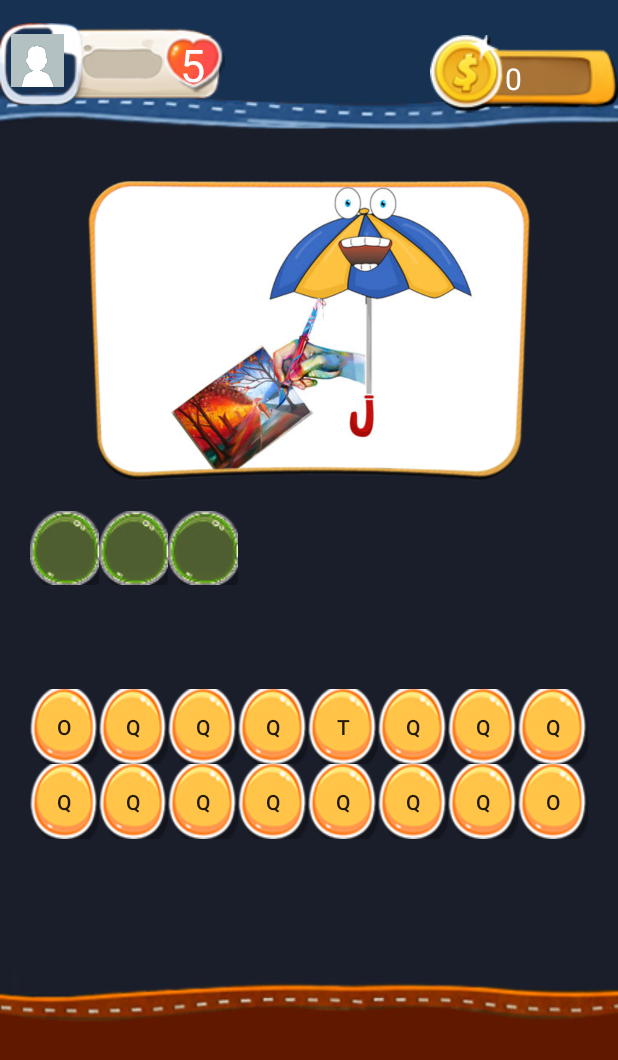
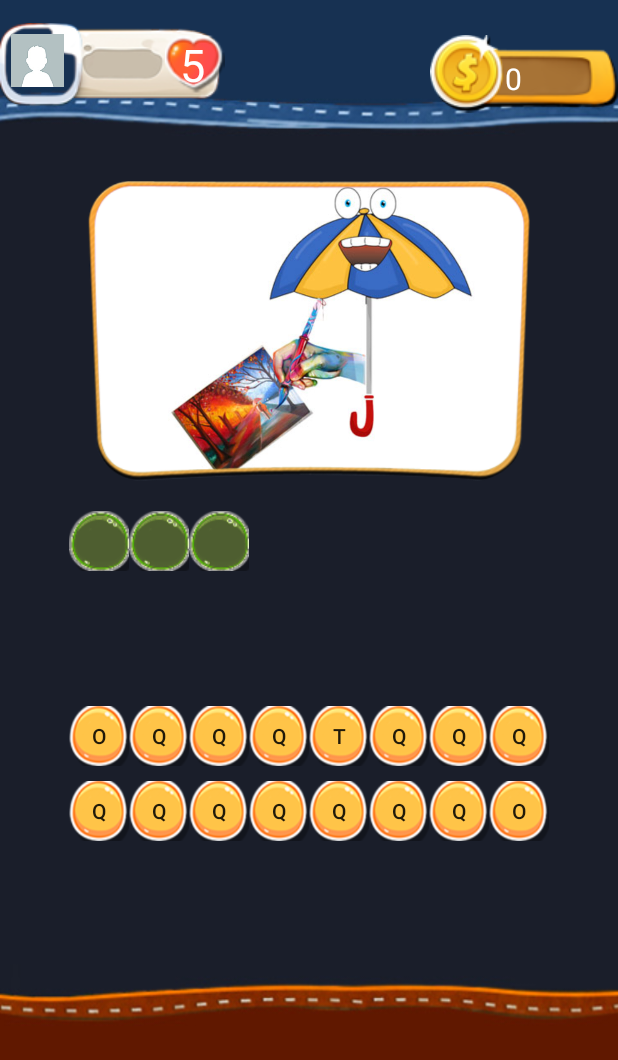
Before and after one commit to nhahv0902/Android_ImageCaptureWordsChase, an Android app: the MainActivity screen opened directly, with no data from a screen before it, on a phone screen of 412 x 824 dp. Shown: the top 1060 px of the screen. Run offline under Robolectric (Android 15) with nearby library versions, the phone set to English and light mode, and no system bars; 1 statement that could not run was skipped.

Commit message:
change more

```diff
--- a/app/src/main/java/com/nhahv/imagecapturewordschase/activities/MainActivity.java
+++ b/app/src/main/java/com/nhahv/imagecapturewordschase/activities/MainActivity.java
@@ -11,6 +11,7 @@ import android.widget.TextView;
 import android.widget.Toast;
 
 import com.nhahv.imagecapturewordschase.R;
+import com.nhahv.imagecapturewordschase.app.MyApplication;
 import com.nhahv.imagecapturewordschase.models.Models;
 import com.nhahv.imagecapturewordschase.models.Question;
 
@@ -78,7 +79,7 @@ public class MainActivity extends AppCompatActivity {
 
 
     private int getIdOfImageByName(String name) {
-        return getResources().getIdentifier(name, "drawable", getPackageName());
+        return getResources().getIdentifier(name, MyApplication.DRAWABLE, getPackageName());
     }
 
     /**
@@ -135,7 +136,6 @@ public class MainActivity extends AppCompatActivity {
 
         mIndexAnswer = 0;
         mAnswer = "";
-
 
         for (int i = 0; i < SIZE_ANSWER; i++) {
             mListBtnAnswer[i].setVisibility(View.VISIBLE);
@@ -195,10 +195,12 @@ public class MainActivity extends AppCompatActivity {
     private class Events implements View.OnClickListener {
         @Override
         public void onClick(View v) {
+
+            int index = v.getId() - R.id.image_question01;
+
             if (v.getId() == R.id.btn_next) {
                 onClickNextQuestion();
-            } else {
-                int index = v.getId() - R.id.image_question01;
+            } else if (index >= 0 && index <= 16) {
                 setOnClickBtnQuestion(index);
             }
         }
@@ -221,7 +223,6 @@ public class MainActivity extends AppCompatActivity {
 
                 if (mAnswer.toLowerCase().equals(mQuestion.getName().toLowerCase())) {
                     getToast(getString(R.string.answer_correct));
-                    Log.d(TAG, mAnswer);
                     for (int i = 0; i < mSize; i++) {
                         mListBtnAnswer[i].setBackground(getResources().getDrawable(R.drawable.tile_true));
                     }
--- a/app/src/main/java/com/nhahv/imagecapturewordschase/app/MyApplication.java
+++ b/app/src/main/java/com/nhahv/imagecapturewordschase/app/MyApplication.java
@@ -7,4 +7,5 @@ import android.app.Application;
  */
 public class MyApplication extends Application {
 
+    public static final String DRAWABLE = "drawable";
 }
--- a/app/src/main/res/layout/activity_main.xml
+++ b/app/src/main/res/layout/activity_main.xml
@@ -61,23 +61,21 @@
     <include
         android:id="@+id/layout_answer"
         layout="@layout/layout_answer"
-        android:layout_width="wrap_content"
+        android:layout_width="match_parent"
         android:layout_height="wrap_content"
         android:layout_below="@+id/frameLayout"
         android:layout_centerHorizontal="true"
-        android:layout_marginLeft="20dp"
-        android:layout_marginRight="20dp"
-        android:layout_marginTop="20dp" />
+        android:layout_marginTop="20dp"
+        android:gravity="center" />
 
     <include
         layout="@layout/layout_question"
-        android:layout_width="wrap_content"
+        android:layout_width="match_parent"
         android:layout_height="wrap_content"
         android:layout_below="@id/layout_answer"
-        android:layout_gravity="bottom"
-        android:layout_marginLeft="20dp"
-        android:layout_marginRight="20dp"
-        android:layout_marginTop="20dp" />
+        android:layout_gravity="center"
+        android:layout_marginTop="40dp"
+        android:gravity="center" />
 
 
 </RelativeLayout>
--- a/app/src/main/res/layout/layout_answer.xml
+++ b/app/src/main/res/layout/layout_answer.xml
@@ -6,125 +6,112 @@
 
     <LinearLayout
         android:layout_width="match_parent"
-        android:layout_height="wrap_content"
+        android:layout_height="40dp"
+        android:gravity="center"
         android:orientation="horizontal">
 
         <Button
             android:id="@+id/image_answer01"
-            android:layout_width="0dp"
-            android:layout_height="wrap_content"
-            android:layout_weight="1"
+            android:layout_width="40dp"
+            android:layout_height="match_parent"
             android:background="@drawable/tile_answer" />
 
         <Button
             android:id="@+id/image_answer02"
-            android:layout_width="0dp"
-            android:layout_height="wrap_content"
-            android:layout_weight="1"
+            android:layout_width="40dp"
+            android:layout_height="match_parent"
             android:background="@drawable/tile_answer" />
 
         <Button
             android:id="@+id/image_answer03"
-            android:layout_width="0dp"
-            android:layout_height="wrap_content"
-            android:layout_weight="1"
+            android:layout_width="40dp"
+            android:layout_height="match_parent"
             android:background="@drawable/tile_answer" />
 
         <Button
             android:id="@+id/image_answer04"
-            android:layout_width="0dp"
-            android:layout_height="wrap_content"
-            android:layout_weight="1"
+            android:layout_width="40dp"
+            android:layout_height="match_parent"
             android:background="@drawable/tile_answer" />
 
         <Button
             android:id="@+id/image_answer05"
-            android:layout_width="0dp"
-            android:layout_height="wrap_content"
-            android:layout_weight="1"
+            android:layout_width="40dp"
+            android:layout_height="match_parent"
             android:background="@drawable/tile_answer" />
 
         <Button
             android:id="@+id/image_answer06"
-            android:layout_width="0dp"
-            android:layout_height="wrap_content"
-            android:layout_weight="1"
+            android:layout_width="40dp"
+            android:layout_height="match_parent"
             android:background="@drawable/tile_answer" />
 
         <Button
             android:id="@+id/image_answer07"
-            android:layout_width="0dp"
-            android:layout_height="wrap_content"
-            android:layout_weight="1"
+            android:layout_width="40dp"
+            android:layout_height="match_parent"
             android:background="@drawable/tile_answer" />
 
         <Button
             android:id="@+id/image_answer08"
-            android:layout_width="0dp"
-            android:layout_height="wrap_content"
-            android:layout_weight="1"
+            android:layout_width="40dp"
+            android:layout_height="match_parent"
             android:background="@drawable/tile_answer" />
     </LinearLayout>
 
     <LinearLayout
         android:layout_width="match_parent"
-        android:layout_height="wrap_content"
+        android:layout_height="40dp"
+        android:layout_marginTop="@dimen/size_10dp"
+        android:gravity="center"
         android:orientation="horizontal">
 
         <Button
             android:id="@+id/image_answer11"
-            android:layout_width="0dp"
-            android:layout_height="wrap_content"
-            android:layout_weight="1"
+            android:layout_width="40dp"
+            android:layout_height="match_parent"
             android:background="@drawable/tile_answer" />
 
         <Button
             android:id="@+id/image_answer12"
-            android:layout_width="0dp"
-            android:layout_height="wrap_content"
-            android:layout_weight="1"
+            android:layout_width="40dp"
+            android:layout_height="match_parent"
             android:background="@drawable/tile_answer" />
 
         <Button
             android:id="@+id/image_answer13"
-            android:layout_width="0dp"
-            android:layout_height="wrap_content"
-            android:layout_weight="1"
+            android:layout_width="40dp"
+            android:layout_height="match_parent"
             android:background="@drawable/tile_answer" />
 
         <Button
             android:id="@+id/image_answer14"
-            android:layout_width="0dp"
-            android:layout_height="wrap_content"
-            android:layout_weight="1"
+            android:layout_width="40dp"
+            android:layout_height="match_parent"
             android:background="@drawable/tile_answer" />
 
         <Button
             android:id="@+id/image_answer15"
-            android:layout_width="0dp"
-            android:layout_height="wrap_content"
-            android:layout_weight="1"
+            android:layout_width="40dp"
+            android:layout_height="match_parent"
             android:background="@drawable/tile_answer" />
 
         <Button
             android:id="@+id/image_answer16"
-            android:layout_width="0dp"
-            android:layout_height="wrap_content"
-            android:layout_weight="1"
+            android:layout_width="40dp"
+            android:layout_height="match_parent"
             android:background="@drawable/tile_answer" />
 
         <Button
             android:id="@+id/image_answer17"
-            android:layout_width="0dp"
-            android:layout_height="wrap_content"
-            android:layout_weight="1"
+            android:layout_width="40dp"
+            android:layout_height="match_parent"
             android:background="@drawable/tile_answer" />
 
         <Button
             android:id="@+id/image_answer18"
-            android:layout_width="0dp"
-            android:layout_height="wrap_content"
-            android:layout_weight="1"
+            android:layout_width="40dp"
+            android:layout_height="match_parent"
             android:background="@drawable/tile_answer" />
     </LinearLayout>
 </LinearLayout>
--- a/app/src/main/res/layout/layout_question.xml
+++ b/app/src/main/res/layout/layout_question.xml
@@ -6,125 +6,112 @@
 
     <LinearLayout
         android:layout_width="match_parent"
-        android:layout_height="wrap_content"
+        android:layout_height="40dp"
+        android:gravity="center"
         android:orientation="horizontal">
 
         <Button
             android:id="@+id/image_question01"
-            android:layout_width="0dp"
-            android:layout_height="wrap_content"
-            android:layout_weight="1"
+            android:layout_width="40dp"
+            android:layout_height="40dp"
             android:background="@drawable/tile_hover" />
 
         <Button
             android:id="@+id/image_question02"
-            android:layout_width="0dp"
-            android:layout_height="wrap_content"
-            android:layout_weight="1"
+            android:layout_width="40dp"
+            android:layout_height="40dp"
             android:background="@drawable/tile_hover" />
 
         <Button
             android:id="@+id/image_question03"
-            android:layout_width="0dp"
-            android:layout_height="wrap_content"
-            android:layout_weight="1"
+            android:layout_width="40dp"
+            android:layout_height="40dp"
             android:background="@drawable/tile_hover" />
 
         <Button
             android:id="@+id/image_question04"
-            android:layout_width="0dp"
-            android:layout_height="wrap_content"
-            android:layout_weight="1"
+            android:layout_width="40dp"
+            android:layout_height="40dp"
             android:background="@drawable/tile_hover" />
 
         <Button
             android:id="@+id/image_question05"
-            android:layout_width="0dp"
-            android:layout_height="wrap_content"
-            android:layout_weight="1"
+            android:layout_width="40dp"
+            android:layout_height="40dp"
             android:background="@drawable/tile_hover" />
 
         <Button
             android:id="@+id/image_question06"
-            android:layout_width="0dp"
-            android:layout_height="wrap_content"
-            android:layout_weight="1"
+            android:layout_width="40dp"
+            android:layout_height="40dp"
             android:background="@drawable/tile_hover" />
 
         <Button
             android:id="@+id/image_question07"
-            android:layout_width="0dp"
-            android:layout_height="wrap_content"
-            android:layout_weight="1"
+            android:layout_width="40dp"
+            android:layout_height="40dp"
             android:background="@drawable/tile_hover" />
 
         <Button
             android:id="@+id/image_question08"
-            android:layout_width="0dp"
-            android:layout_height="wrap_content"
-            android:layout_weight="1"
+            android:layout_width="40dp"
+            android:layout_height="40dp"
             android:background="@drawable/tile_hover" />
     </LinearLayout>
 
     <LinearLayout
         android:layout_width="match_parent"
-        android:layout_height="wrap_content"
+        android:layout_height="40dp"
+        android:layout_marginTop="10dp"
+        android:gravity="center"
         android:orientation="horizontal">
 
         <Button
             android:id="@+id/image_question11"
-            android:layout_width="0dp"
-            android:layout_height="wrap_content"
-            android:layout_weight="1"
+            android:layout_width="40dp"
+            android:layout_height="match_parent"
             android:background="@drawable/tile_hover" />
 
         <Button
             android:id="@+id/image_question12"
-            android:layout_width="0dp"
-            android:layout_height="wrap_content"
-            android:layout_weight="1"
+            android:layout_width="40dp"
+            android:layout_height="match_parent"
             android:background="@drawable/tile_hover" />
 
         <Button
             android:id="@+id/image_question13"
-            android:layout_width="0dp"
-            android:layout_height="wrap_content"
-            android:layout_weight="1"
+            android:layout_width="40dp"
+            android:layout_height="match_parent"
             android:background="@drawable/tile_hover" />
 
         <Button
             android:id="@+id/image_question14"
-            android:layout_width="0dp"
-            android:layout_height="wrap_content"
-            android:layout_weight="1"
+            android:layout_width="40dp"
+            android:layout_height="match_parent"
             android:background="@drawable/tile_hover" />
 
         <Button
             android:id="@+id/image_question15"
-            android:layout_width="0dp"
-            android:layout_height="wrap_content"
-            android:layout_weight="1"
+            android:layout_width="40dp"
+            android:layout_height="match_parent"
             android:background="@drawable/tile_hover" />
 
         <Button
             android:id="@+id/image_question16"
-            android:layout_width="0dp"
-            android:layout_height="wrap_content"
-            android:layout_weight="1"
+            android:layout_width="40dp"
+            android:layout_height="match_parent"
             android:background="@drawable/tile_hover" />
 
         <Button
             android:id="@+id/image_question17"
-            android:layout_width="0dp"
-            android:layout_height="wrap_content"
-            android:layout_weight="1"
+            android:layout_width="40dp"
+            android:layout_height="match_parent"
             android:background="@drawable/tile_hover" />
 
         <Button
             android:id="@+id/image_question18"
-            android:layout_width="0dp"
-            android:layout_height="wrap_content"
-            android:layout_weight="1"
+            android:layout_width="40dp"
+            android:layout_height="match_parent"
             android:background="@drawable/tile_hover" />
     </LinearLayout>
 </LinearLayout>
```
